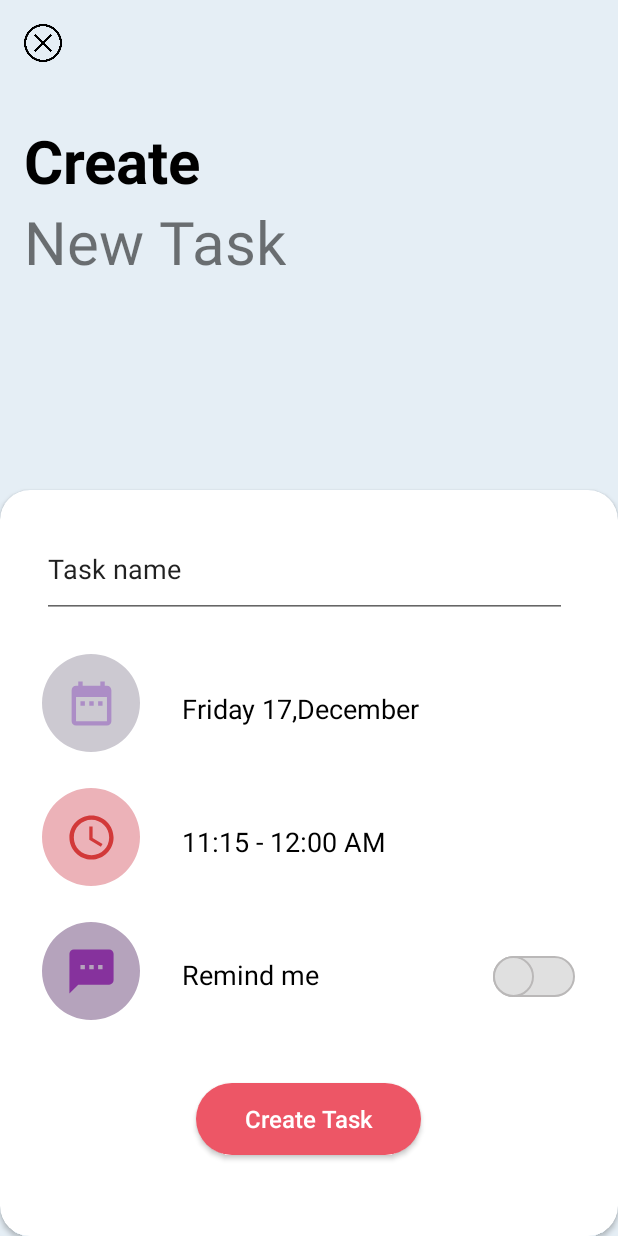
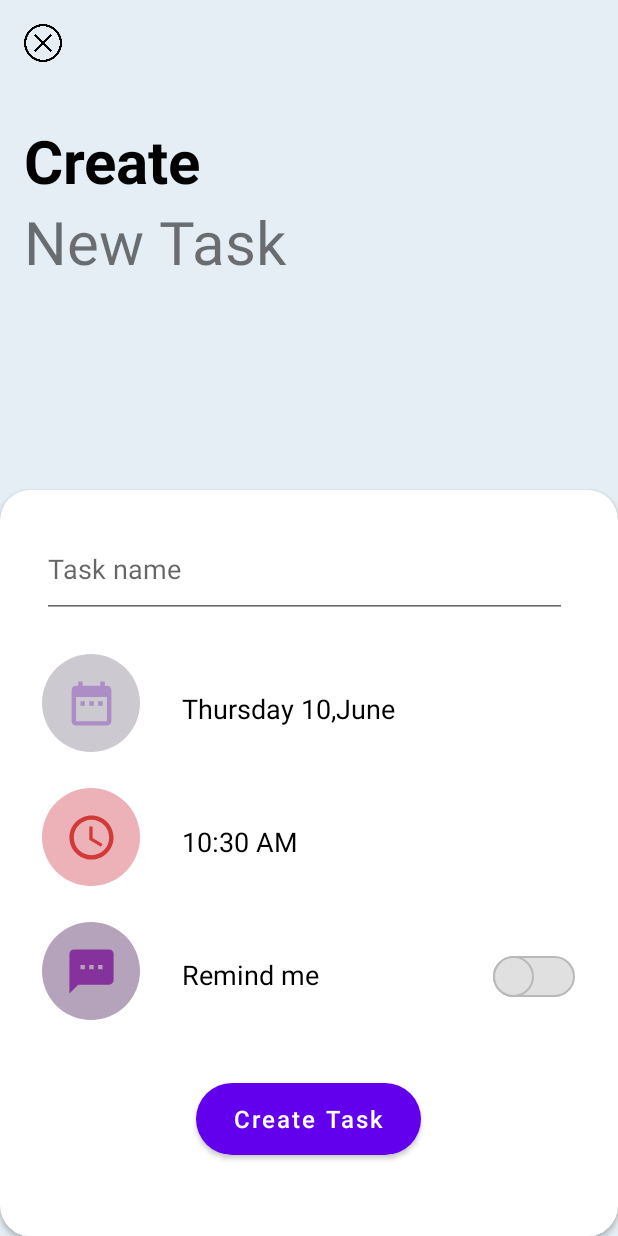
Before and after one commit to aya155/TODO-Application, an Android app: the screen it shows after launch (TabActivity), after a tap on "MOVE TO NEW TASK", on a phone screen of 412 x 824 dp. Run offline under Robolectric (Android 15) with nearby library versions, the phone set to English and light mode, and no system bars.

Commit message:
add code to create new task

```diff
--- /dev/null
+++ b/app/src/main/java/com/chocolate_team/todo_application/data/domain/TodoDbHelper.kt
@@ -0,0 +1,29 @@
+package com.chocolate_team.todo_application.data.domain
+
+import android.content.Context
+import android.database.sqlite.SQLiteDatabase
+import android.database.sqlite.SQLiteOpenHelper
+import com.chocolate_team.todo_application.util.Constant
+
+class TodoDbHelper(context: Context):SQLiteOpenHelper(context,DB_NAME,null,VERSION) {
+
+    override fun onCreate(database: SQLiteDatabase) {
+        val sql="CREATE TABLE ${Constant.TABLE_NAME} (" +
+                "${Constant.ID} INTEGER PRIMARY KEY ," +
+                "${Constant.TITLE} TEXT ," +
+                "${Constant.DUE_TIME} TEXT," +
+                "${Constant.DUE_DATE} TEXT," +
+                "${Constant.REMIND} BOOLEAN " +
+                ")"
+        database.execSQL(sql)
+    }
+
+    override fun onUpgrade(p0: SQLiteDatabase?, p1: Int, p2: Int) {
+
+    }
+    companion object{
+        const val DB_NAME="Todo"
+        const val VERSION=1
+    }
+
+}
--- a/app/src/main/java/com/chocolate_team/todo_application/ui/activities/TabActivity.kt
+++ b/app/src/main/java/com/chocolate_team/todo_application/ui/activities/TabActivity.kt
@@ -3,8 +3,10 @@ package com.chocolate_team.todo_application.ui.activities
 import android.os.Bundle
 import android.view.LayoutInflater
 import androidx.fragment.app.Fragment
+import com.chocolate_team.todo_application.data.domain.TodoDbHelper
 import com.chocolate_team.todo_application.databinding.ActivityTabBinding
 import com.chocolate_team.todo_application.ui.fragments.HomeFragment
+import com.chocolate_team.todo_application.util.DbUtil
 
 
 class TabActivity : BaseActivity<ActivityTabBinding>() {
@@ -13,16 +15,16 @@ class TabActivity : BaseActivity<ActivityTabBinding>() {
     override val bindingInflater: (LayoutInflater) -> ActivityTabBinding=ActivityTabBinding::inflate
 
     override fun setup() {
+        // create database
+        DbUtil.initialDataBase(applicationContext)
+        // initial show home activity
         addFragment(HomeFragment())
     }
 
     override fun addCallBack() {
     }
-
-     private fun addFragment(fragment: Fragment) {
+    // add fragment
+    private fun addFragment(fragment: Fragment) {
         binding?.let { supportFragmentManager.beginTransaction().add(it.fragmentContainer.id,fragment).commit() }
     }
-
-
-
 }
--- a/app/src/main/java/com/chocolate_team/todo_application/ui/fragments/NewTaskFragment.kt
+++ b/app/src/main/java/com/chocolate_team/todo_application/ui/fragments/NewTaskFragment.kt
@@ -1,14 +1,122 @@
 package com.chocolate_team.todo_application.ui.fragments
 
+import android.content.ContentValues
 import android.view.LayoutInflater
-import androidx.viewbinding.ViewBinding
 import com.chocolate_team.todo_application.databinding.FragmentNewTaskBinding
+import com.chocolate_team.todo_application.util.Constant
+import com.chocolate_team.todo_application.util.DbUtil
+import com.google.android.material.datepicker.MaterialDatePicker
+import com.google.android.material.timepicker.MaterialTimePicker
+import com.google.android.material.timepicker.TimeFormat
+import java.text.SimpleDateFormat
+import java.util.*
 
- class NewTaskFragment: BaseFragment<FragmentNewTaskBinding>() {
+class NewTaskFragment: BaseFragment<FragmentNewTaskBinding>() {
     override val LOG_TAG: String="NEW_TASK_FRAGMENT"
+    private val contentValues=ContentValues()
     override val bindingInflater: (LayoutInflater) -> FragmentNewTaskBinding=FragmentNewTaskBinding::inflate
+   // set initial data in fragment (date ,time)
     override fun setup() {
+        setDefault()
     }
+
+    private fun setDefault() {
+        Date().apply {
+            val timeDate=SimpleDateFormat("HH-mm", Locale.getDefault()).format(this).split('-')
+            // set time current time
+            setAndStoreTime(hour=timeDate[0].toInt(), minute=timeDate[1].toInt())
+            // set date in after day
+            setAndStoreDate(Calendar.getInstance().apply { add(Calendar.DATE ,1) }.timeInMillis)
+        }
+
+    }
+
     override fun addCallBack() {
+        binding?.apply {
+            closeBtn.setOnClickListener {
+                backToHome()
+            }
+            setDateBtn.setOnClickListener {
+                setDate()
+            }
+            setTimeBtn.setOnClickListener{
+                setTime()
+            }
+            createTaskBtn.setOnClickListener {
+                // create only if task has name
+                takeIf{taskTitle.text.isNotBlank()}?.let{
+                    // add title and if is remind or not
+                    contentValues.apply {
+                        put(Constant.TITLE,taskTitle.text.toString())
+                        put(Constant.REMIND,remindSwitch.isChecked)
+                    }
+                    // save task in database
+                    createTask()
+                    // back to home activity
+                    backToHome()
+                }
+            }
+        }
     }
- }
+
+    private fun createTask() {
+        // add task in database
+        DbUtil.insertEntry(contentValues)
+    }
+    private fun backToHome(){
+        // remove this fragment and back to home activity
+        activity?.supportFragmentManager?.beginTransaction()?.remove(this@NewTaskFragment)?.commit()
+    }
+
+    private fun setTime(){
+         MaterialTimePicker.Builder()
+             .setTimeFormat(TimeFormat.CLOCK_12H) // set 12 hour
+             .setHour(12) // set initial hour
+             .setMinute(0) // set initial minute
+             .setTitleText("set Time") // set title in picker
+             .build().apply {
+                 // when user click ok button
+                 addOnPositiveButtonClickListener{
+                     setAndStoreTime(hour,minute)
+                 }
+                 show((this@NewTaskFragment.activity?.supportFragmentManager)!!,"TIME_PICKER")
+             }
+    }
+
+    // set time in layout and store in contentValue
+    private fun setAndStoreTime(hour:Int,minute:Int) {
+        // set hour and minute just convert from 24 to 12 hour mode
+        val calendar=Calendar.getInstance().apply {
+            set(Calendar.HOUR, hour)
+            set(Calendar.MINUTE, minute)
+        }
+        SimpleDateFormat("hh:mm a").format(calendar.time).apply {
+            // show time in fragment
+            binding?.taskTime?.text=this
+            // store time in content Value
+            contentValues.put(Constant.DUE_TIME,this)
+        }
+    }
+     private fun setDate(){
+         MaterialDatePicker.Builder.datePicker()
+             .setTitleText("set Time") // set title
+             .setSelection(MaterialDatePicker.todayInUtcMilliseconds()) // set initial day is current day
+             .build().apply {
+                 show((this@NewTaskFragment.activity?.supportFragmentManager)!!,"DATE_PICKER")
+                 // when user click ok button picker
+                 addOnPositiveButtonClickListener {
+                     setAndStoreDate(it)
+                 }
+             }
+     }
+    private fun setAndStoreDate(date:Long){
+        val calendar = Calendar.getInstance().also { it.time=Date(date) }
+        val dayNum=calendar.get(Calendar.DAY_OF_MONTH)
+        // show date in fragment
+        binding?.taskDate?.text="${SimpleDateFormat("EEEE").format(date)} " + // get day name
+                "$dayNum," +
+                "${calendar.getDisplayName(Calendar.MONTH, Calendar.LONG, Locale.getDefault())}" // get month name
+        // store date in content values
+        contentValues.put(Constant.DUE_DATE,"$dayNum-${calendar.get(Calendar.MONTH) + 1}-${calendar.get(Calendar.YEAR)}")
+    }
+}
--- a/app/src/main/java/com/chocolate_team/todo_application/util/Constant.kt
+++ b/app/src/main/java/com/chocolate_team/todo_application/util/Constant.kt
@@ -1,4 +1,10 @@
 package com.chocolate_team.todo_application.util
 
 object Constant {
+    const val REMIND="Remind"
+    const val TABLE_NAME="Tasks"
+    const val ID="id"
+    const val TITLE="title"
+    const val DUE_DATE="date"
+    const val DUE_TIME="time"
 }
--- /dev/null
+++ b/app/src/main/java/com/chocolate_team/todo_application/util/DbUtil.kt
@@ -0,0 +1,19 @@
+package com.chocolate_team.todo_application.util
+
+import android.content.ContentValues
+import android.content.Context
+import com.chocolate_team.todo_application.data.domain.TodoDbHelper
+
+object DbUtil {
+    private lateinit var databaseHelper: TodoDbHelper
+    // initial  create database
+    fun initialDataBase(context: Context){
+        databaseHelper= TodoDbHelper(context)
+        databaseHelper.readableDatabase
+    }
+    // add data to database into tasks table
+    fun insertEntry(entry: ContentValues){
+        databaseHelper.writableDatabase.insert(Constant.TABLE_NAME,null,entry)
+    }
+
+}
--- a/app/src/main/res/layout/fragment_new_task.xml
+++ b/app/src/main/res/layout/fragment_new_task.xml
@@ -7,6 +7,7 @@
     android:layout_height="match_parent">
 
     <ImageView
+        android:id="@+id/close_btn"
         android:layout_width="25dp"
         android:layout_height="25dp"
         android:layout_marginStart="16dp"
@@ -48,29 +49,29 @@
     android:layout_height="match_parent">
 
     <EditText
-        android:id="@+id/editText"
+        android:id="@+id/task_title"
         android:layout_width="350dp"
         android:layout_height="65dp"
         android:layout_marginStart="28dp"
         android:layout_marginTop="20dp"
-        android:text="Task name"
+        android:hint="Task name"
         app:layout_constraintStart_toStartOf="parent"
         app:layout_constraintTop_toTopOf="parent" />
 
     <com.google.android.material.imageview.ShapeableImageView
-        android:id="@+id/shapeableImageView"
+        android:id="@+id/set_date_btn"
         android:layout_width="65dp"
         android:layout_height="65dp"
         android:layout_marginTop="24dp"
         android:background="#CCC9D1"
         android:scaleType="center"
         android:src="@drawable/ic_baseline_date_range_24"
-        app:layout_constraintStart_toStartOf="@+id/editText"
-        app:layout_constraintTop_toBottomOf="@+id/editText"
+        app:layout_constraintStart_toStartOf="@+id/task_title"
+        app:layout_constraintTop_toBottomOf="@+id/task_title"
         app:shapeAppearanceOverlay="@style/circle" />
 
     <TextView
-        android:id="@+id/textView2"
+        android:id="@+id/task_date"
         android:layout_width="wrap_content"
         android:layout_height="wrap_content"
         android:layout_marginStart="28dp"
@@ -78,23 +79,23 @@
         android:text="Friday 17,December"
         android:textColor="@color/black"
         android:textSize="18sp"
-        app:layout_constraintStart_toEndOf="@+id/shapeableImageView"
-        app:layout_constraintTop_toTopOf="@+id/shapeableImageView" />
+        app:layout_constraintStart_toEndOf="@+id/set_date_btn"
+        app:layout_constraintTop_toTopOf="@+id/set_date_btn" />
 
     <com.google.android.material.imageview.ShapeableImageView
-        android:id="@+id/shapeableImageView2"
+        android:id="@+id/set_time_btn"
         android:layout_width="65dp"
         android:layout_height="65dp"
         android:layout_marginTop="24dp"
         android:background="#ECB2B8"
         android:scaleType="center"
         android:src="@drawable/ic_baseline_access_time_24"
-        app:layout_constraintStart_toStartOf="@+id/shapeableImageView"
-        app:layout_constraintTop_toBottomOf="@+id/shapeableImageView"
+        app:layout_constraintStart_toStartOf="@+id/set_date_btn"
+        app:layout_constraintTop_toBottomOf="@+id/set_date_btn"
         app:shapeAppearanceOverlay="@style/circle" />
 
     <TextView
-        android:id="@+id/textView3"
+        android:id="@+id/task_time"
         android:layout_width="wrap_content"
         android:layout_height="wrap_content"
         android:layout_marginStart="28dp"
@@ -102,23 +103,23 @@
         android:text="11:15 - 12:00 AM"
         android:textColor="@color/black"
         android:textSize="18sp"
-        app:layout_constraintStart_toEndOf="@+id/shapeableImageView2"
-        app:layout_constraintTop_toBottomOf="@+id/textView2" />
+        app:layout_constraintStart_toEndOf="@+id/set_time_btn"
+        app:layout_constraintTop_toBottomOf="@+id/task_date" />
 
     <com.google.android.material.imageview.ShapeableImageView
-        android:id="@+id/shapeableImageView3"
+        android:id="@+id/remind_btn"
         android:layout_width="65dp"
         android:layout_height="65dp"
         android:layout_marginTop="24dp"
         android:background="#b5a3bc"
         android:scaleType="center"
         android:src="@drawable/ic_baseline_textsms_24"
-        app:layout_constraintStart_toStartOf="@+id/shapeableImageView2"
-        app:layout_constraintTop_toBottomOf="@+id/shapeableImageView2"
+        app:layout_constraintStart_toStartOf="@+id/set_time_btn"
+        app:layout_constraintTop_toBottomOf="@+id/set_time_btn"
         app:shapeAppearanceOverlay="@style/circle" />
 
     <TextView
-        android:id="@+id/textView4"
+        android:id="@+id/remind_me_text"
         android:layout_width="wrap_content"
         android:layout_height="wrap_content"
         android:layout_marginStart="28dp"
@@ -126,21 +127,22 @@
         android:text="Remind me"
         android:textColor="@color/black"
         android:textSize="18sp"
-        app:layout_constraintStart_toEndOf="@+id/shapeableImageView3"
-        app:layout_constraintTop_toBottomOf="@+id/textView3" />
+        app:layout_constraintStart_toEndOf="@+id/remind_btn"
+        app:layout_constraintTop_toBottomOf="@+id/task_time" />
 
     <Switch
-        android:id="@+id/switch1"
+        android:id="@+id/remind_switch"
         android:layout_width="wrap_content"
         android:layout_height="wrap_content"
         android:layout_marginStart="116dp"
         android:thumb="@drawable/thumb"
         android:track="@drawable/track"
-        app:layout_constraintStart_toEndOf="@+id/textView4"
-        app:layout_constraintTop_toTopOf="@+id/textView4"
+        app:layout_constraintStart_toEndOf="@+id/remind_me_text"
+        app:layout_constraintTop_toTopOf="@+id/remind_me_text"
         tools:ignore="UseSwitchCompatOrMaterialXml" />
 
     <Button
+        android:id="@+id/create_task_btn"
         android:layout_width="150dp"
         android:layout_height="wrap_content"
         android:layout_marginTop="60dp"
@@ -149,9 +151,9 @@
         android:textAllCaps="false"
         android:textColor="@color/white"
         android:textSize="16sp"
-        app:layout_constraintEnd_toEndOf="@+id/switch1"
-        app:layout_constraintStart_toStartOf="@+id/shapeableImageView3"
-        app:layout_constraintTop_toBottomOf="@+id/textView4" />
+        app:layout_constraintEnd_toEndOf="@+id/remind_switch"
+        app:layout_constraintStart_toStartOf="@+id/remind_btn"
+        app:layout_constraintTop_toBottomOf="@+id/remind_me_text" />
 </androidx.constraintlayout.widget.ConstraintLayout>
     </androidx.cardview.widget.CardView>
 </androidx.constraintlayout.widget.ConstraintLayout>
--- a/app/src/main/res/values/themes.xml
+++ b/app/src/main/res/values/themes.xml
@@ -1,6 +1,6 @@
 <resources xmlns:tools="http://schemas.android.com/tools">
     <!-- Base application theme. -->
-    <style name="Theme.TODOApplication" parent="Theme.AppCompat.DayNight.NoActionBar">
+    <style name="Theme.TODOApplication" parent="Theme.MaterialComponents.DayNight.NoActionBar">
         <!-- Primary brand color. -->
         <item name="colorPrimary">@color/purple_500</item>
         <item name="colorPrimaryVariant">#e5eef5</item>
```
